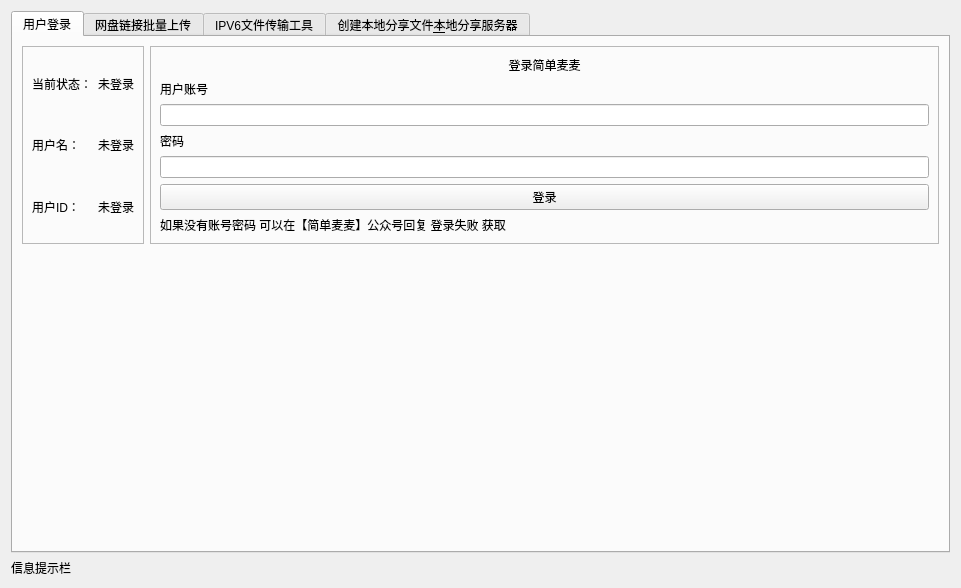
Above: client.ui from Firesuiry/jdmm-client before the change. Below: the same form after it.
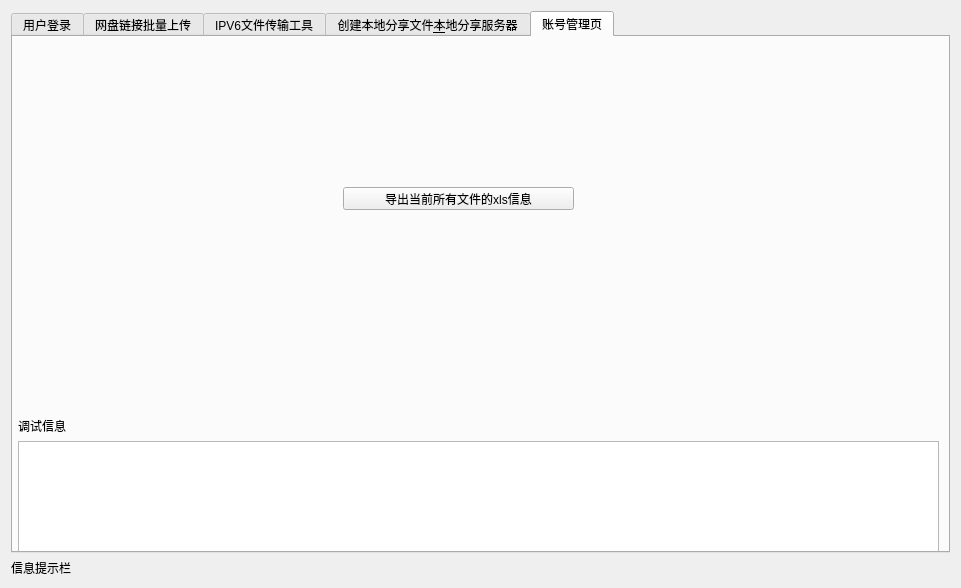
That is the form after the change.

What changed in the file:
```diff
--- a/client.ui
+++ b/client.ui
@@ -14,10 +14,17 @@
    <string>简单麦麦客户端-www.jiandanmaimai.cn</string>
   </property>
   <layout class="QGridLayout" name="gridLayout_7">
-   <item row="0" column="0">
+   <item row="2" column="0">
+    <widget class="QLabel" name="message_label">
+     <property name="text">
+      <string>信息提示栏</string>
+     </property>
+    </widget>
+   </item>
+   <item row="1" column="0">
     <widget class="QTabWidget" name="mainTab">
      <property name="currentIndex">
-      <number>0</number>
+      <number>4</number>
      </property>
      <widget class="QWidget" name="loginTab">
       <attribute name="title">
@@ -631,13 +638,46 @@
        </item>
       </layout>
      </widget>
-    </widget>
-   </item>
-   <item row="1" column="0">
-    <widget class="QLabel" name="message_label">
-     <property name="text">
-      <string>信息提示栏</string>
-     </property>
+     <widget class="QWidget" name="accountInfoTab">
+      <attribute name="title">
+       <string>账号管理页</string>
+      </attribute>
+      <widget class="QPushButton" name="generate_file_xls_btn">
+       <property name="geometry">
+        <rect>
+         <x>330</x>
+         <y>150</y>
+         <width>231</width>
+         <height>23</height>
+        </rect>
+       </property>
+       <property name="text">
+        <string>导出当前所有文件的xls信息</string>
+       </property>
+      </widget>
+      <widget class="QWidget" name="">
+       <property name="geometry">
+        <rect>
+         <x>5</x>
+         <y>380</y>
+         <width>921</width>
+         <height>141</height>
+        </rect>
+       </property>
+       <layout class="QVBoxLayout" name="verticalLayout_2">
+        <item>
+         <widget class="QLabel" name="label_33">
+          <property name="text">
+           <string>调试信息</string>
+          </property>
+         </widget>
+        </item>
+        <item>
+         <widget class="QTextBrowser" name="account_info_log_text"/>
+        </item>
+       </layout>
+      </widget>
+     </widget>
     </widget>
    </item>
   </layout>
```
Left out of the diff: 2 changed lines with no effect on the pictures.
